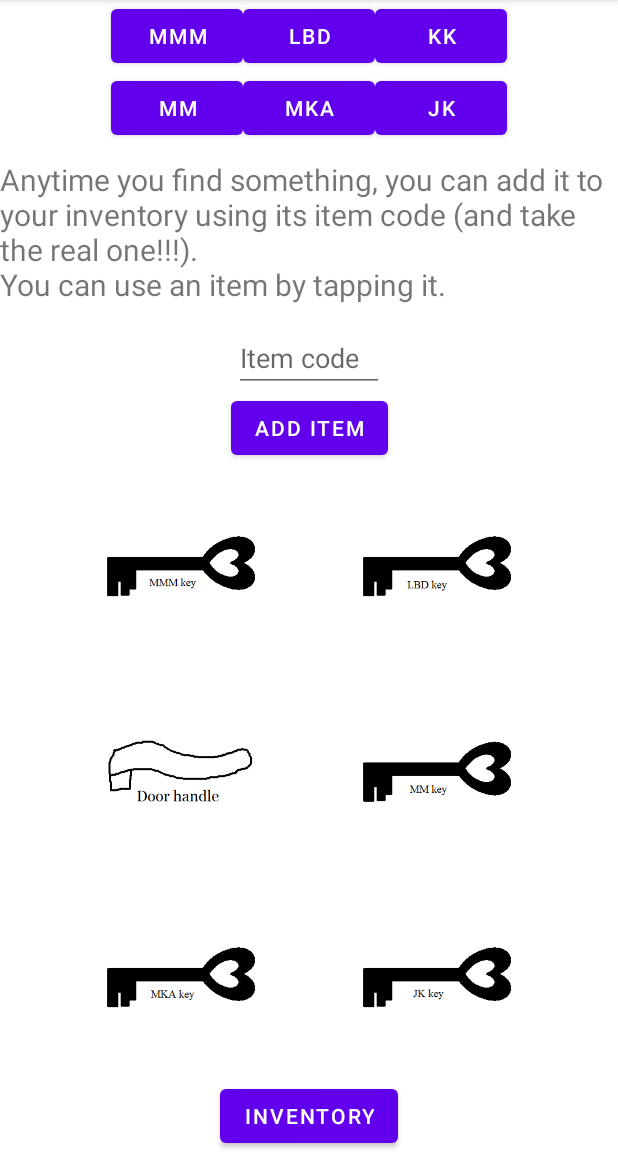
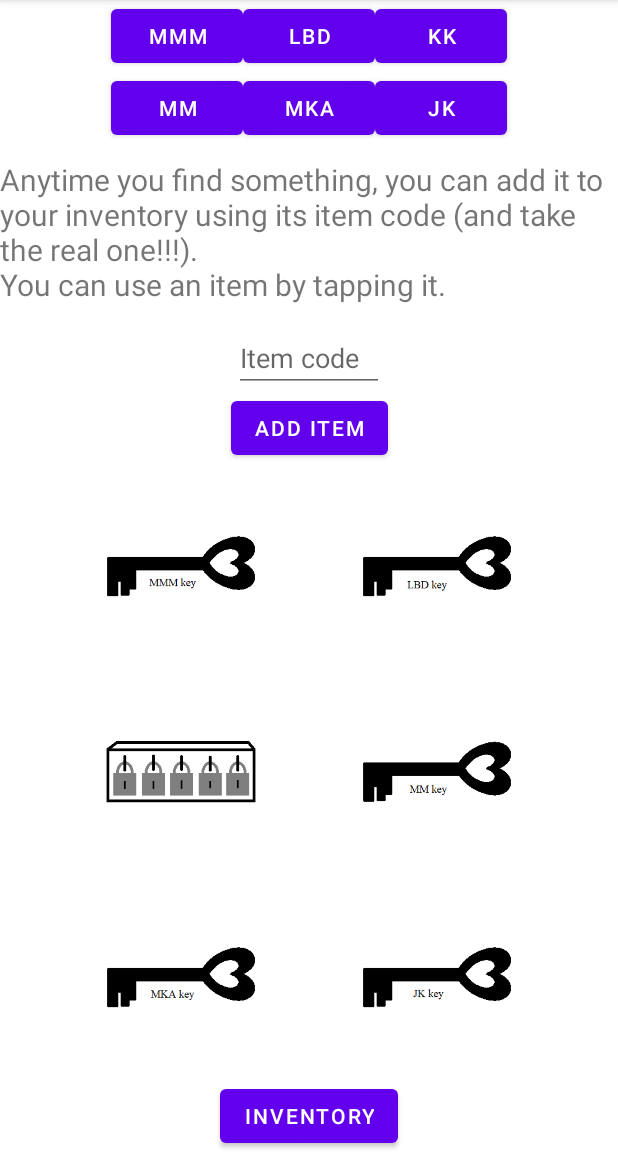
Before and after one commit to xbacinsk/LBDRolePlayingGame, an Android app: the fragment InventoryFragment placed in its activity, on a phone screen of 412 x 824 dp, the part 84-1236 px from its top. Run offline under Robolectric (Android 15) with nearby library versions, the phone set to English and light mode, and no system bars.

Commit message:
Added box picture

```diff
--- a/app/src/main/res/layout/fragment_inventory.xml
+++ b/app/src/main/res/layout/fragment_inventory.xml
@@ -74,7 +74,7 @@
         app:layout_constraintRight_toLeftOf="@id/keyMM"
         app:layout_constraintTop_toBottomOf="@id/keyMMM"
         app:layout_constraintBottom_toTopOf="@id/keyMKA"
-        android:src="@drawable/item_handle"
+        android:src="@drawable/item_box"
         android:onClick="useKeyKK"
         android:visibility="invisible"
         />
--- a/app/src/main/res/layout/fragment_questline_jk1.xml
+++ b/app/src/main/res/layout/fragment_questline_jk1.xml
@@ -11,7 +11,7 @@
         android:layout_width="wrap_content"
         android:layout_height="wrap_content"
         android:text="[Chcela by som sem naimplementovat lokalizaciu, ale ak sa nepodari, plati nasledujuca strana.]"
-        android:textSize="50dp"
+        android:textSize="30dp"
         app:layout_constraintBottom_toBottomOf="parent"
         app:layout_constraintLeft_toLeftOf="parent"
         app:layout_constraintRight_toRightOf="parent"
--- a/app/src/main/res/layout/fragment_questline_jk2.xml
+++ b/app/src/main/res/layout/fragment_questline_jk2.xml
@@ -35,6 +35,7 @@
         android:layout_height="wrap_content"
         android:text="Submit code"
         app:layout_constraintTop_toBottomOf="@id/codeEditTextField"
+        app:layout_constraintBottom_toBottomOf="parent"
         app:layout_constraintLeft_toLeftOf="parent"
         app:layout_constraintRight_toRightOf="parent"
         android:onClick="checkCodeAndGoToNextQuestPageJK"
```
Also changed, not shown: app/src/main/res/drawable/item_box.png (added).
